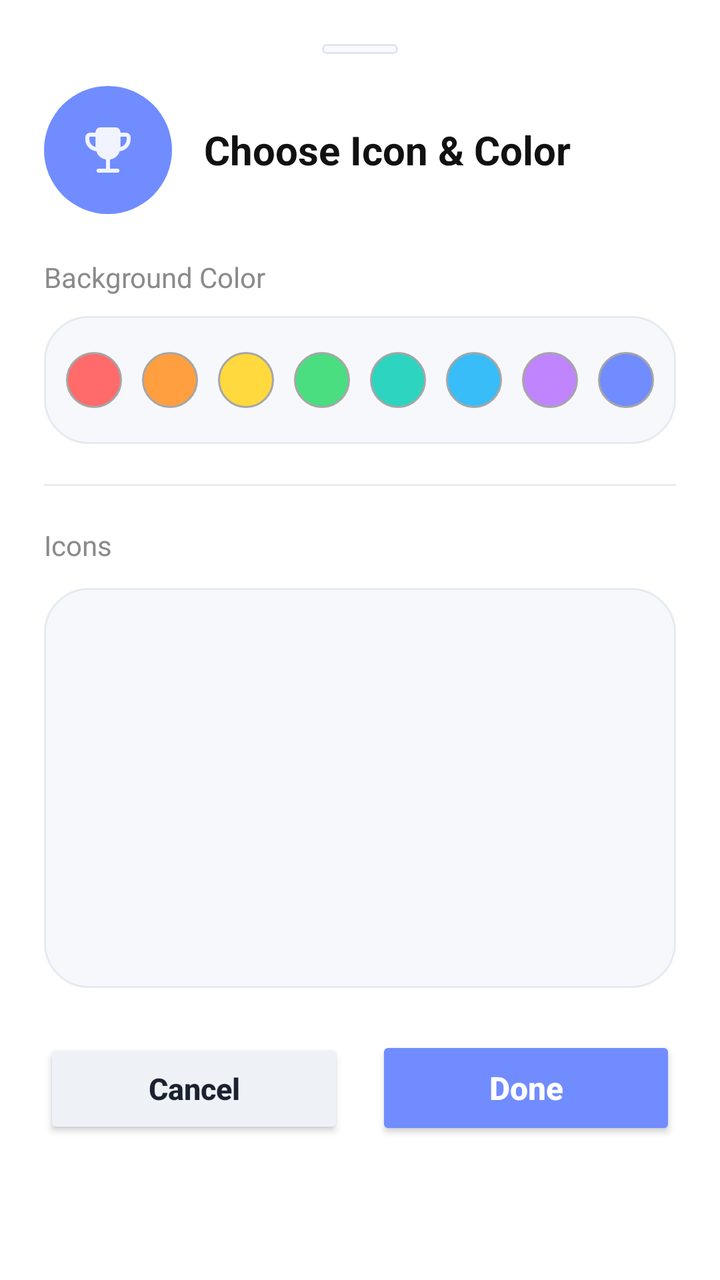
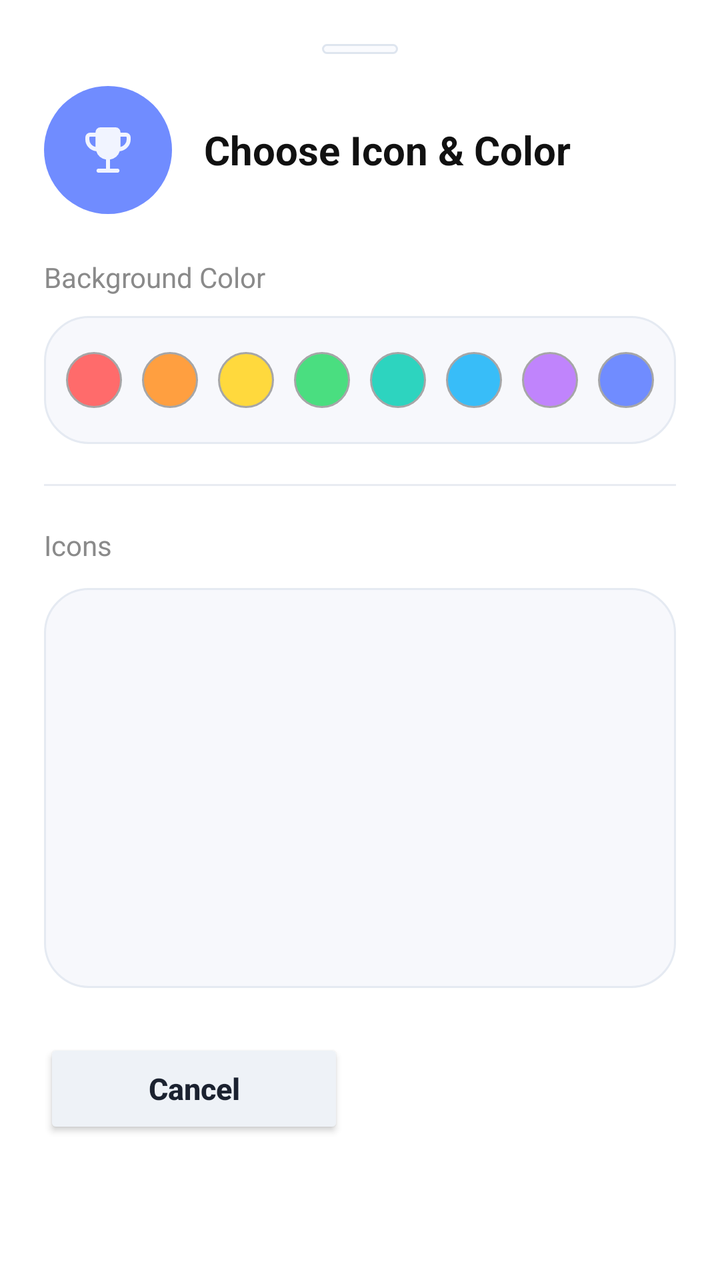

Compare the two renders of this Android layout. The source of the first and the diff that turns it into the second are given below.
<!-- AndroidManifest.xml: application theme Theme.GrowDaily -->
<!-- res/layout/dialog_icon_picker.xml -->
<?xml version="1.0" encoding="utf-8"?>
<LinearLayout xmlns:android="http://schemas.android.com/apk/res/android"
    xmlns:app="http://schemas.android.com/apk/res-auto"
    android:layout_width="match_parent"
    android:layout_height="wrap_content"
    android:background="@drawable/dialog_surface_card"
    android:orientation="vertical"
    android:paddingHorizontal="22dp"
    android:paddingTop="22dp"
    android:paddingBottom="18dp">

    <View
        android:id="@+id/viewAccent"
        android:layout_width="38dp"
        android:layout_height="5dp"
        android:layout_gravity="center_horizontal"
        android:layout_marginBottom="16dp"
        android:background="@drawable/completion_dialog_chip_bg" />

    <LinearLayout
        android:layout_width="match_parent"
        android:layout_height="wrap_content"
        android:gravity="center_vertical"
        android:layout_marginBottom="22dp"
        android:orientation="horizontal">

        <FrameLayout
            android:layout_width="64dp"
            android:layout_height="64dp"
            android:layout_marginEnd="16dp"
            android:elevation="2dp">

            <View
                android:id="@+id/previewBackground"
                android:layout_width="64dp"
                android:layout_height="64dp"
                android:background="@drawable/circle_background"
               />

            <ImageView
                android:id="@+id/imagePreview"
                android:layout_width="32dp"
                android:layout_height="32dp"
                android:layout_gravity="center"
                android:src="@drawable/ic_trophy"
                android:alpha="0.9"
                app:tint="@color/white"
                />
        </FrameLayout>

        <TextView
            android:layout_width="0dp"
            android:layout_height="wrap_content"
            android:layout_weight="1"
            android:text="Choose Icon &amp; Color"
            android:textColor="@color/dialog_text_primary"
            android:textSize="20sp"
            android:textStyle="bold"
            android:lineSpacingExtra="2dp" />
    </LinearLayout>

    <TextView
        android:layout_width="match_parent"
        android:layout_height="wrap_content"
        android:text="Background Color"
        android:textSize="14sp"
        android:textColor="@color/dialog_text_secondary"
        android:layout_marginBottom="10dp" />

    <LinearLayout
        android:layout_width="match_parent"
        android:layout_height="wrap_content"
        android:orientation="horizontal"
        android:baselineAligned="false"
        android:weightSum="8"
        android:layout_marginBottom="20dp"
        android:padding="6dp"
        android:background="@drawable/completion_dialog_section_bg">

        <FrameLayout
            android:id="@+id/frame1"
            android:layout_width="0dp"
            android:layout_height="48dp"
            android:layout_weight="1"
            android:layout_margin="2dp">

            <ImageView
                style="@style/CategoryColorCircle"
                android:backgroundTint="@color/category_red"
                android:contentDescription="@string/none" />
            <View style="@style/CategoryStrokeCircle" />
            <ImageView
                android:layout_width="wrap_content"
                android:layout_height="wrap_content"
                android:layout_gravity="center"
                android:src="@drawable/ic_check"
                android:visibility="gone"
                app:tint="@color/white" />
        </FrameLayout>

        <FrameLayout
            android:id="@+id/frame2"
            android:layout_width="0dp"
            android:layout_height="48dp"
            android:layout_weight="1"
            android:layout_margin="2dp">

            <ImageView
                style="@style/CategoryColorCircle"
                android:backgroundTint="@color/category_orange"
                android:contentDescription="@string/none" />
            <View style="@style/CategoryStrokeCircle" />
            <ImageView
                android:layout_width="wrap_content"
                android:layout_height="wrap_content"
                android:layout_gravity="center"
                android:src="@drawable/ic_check"
                 app:tint="@color/white"
                android:visibility="gone" />
        </FrameLayout>

        <FrameLayout
            android:id="@+id/frame3"
            android:layout_width="0dp"
            android:layout_height="48dp"
            android:layout_weight="1"
            android:layout_margin="2dp">

            <ImageView
                style="@style/CategoryColorCircle"
                android:backgroundTint="@color/category_yellow"
                android:contentDescription="@string/none" />

            <View style="@style/CategoryStrokeCircle" />
            <ImageView
                android:layout_width="wrap_content"
                android:layout_height="wrap_content"
                android:layout_gravity="center"
                android:src="@drawable/ic_check"
                 app:tint="@color/white"
                android:visibility="gone" />
        </FrameLayout>

        <FrameLayout
            android:id="@+id/frame4"
            android:layout_width="0dp"
            android:layout_height="48dp"
            android:layout_weight="1"
            android:layout_margin="2dp">

            <ImageView
                style="@style/CategoryColorCircle"
                android:backgroundTint="@color/category_green"
                android:contentDescription="@string/none" />
            <View style="@style/CategoryStrokeCircle" />
            <ImageView
                android:layout_width="wrap_content"
                android:layout_height="wrap_content"
                android:layout_gravity="center"
                android:src="@drawable/ic_check"
                 app:tint="@color/white"
                android:visibility="gone" />
        </FrameLayout>

        <FrameLayout
            android:id="@+id/frame5"
            android:layout_width="0dp"
            android:layout_height="48dp"
            android:layout_weight="1"
            android:layout_margin="2dp">

            <ImageView
                style="@style/CategoryColorCircle"
                android:backgroundTint="@color/category_teal"
                android:contentDescription="@string/none" />
            <View style="@style/CategoryStrokeCircle" />
            <ImageView
                android:layout_width="wrap_content"
                android:layout_height="wrap_content"
                android:layout_gravity="center"
                android:src="@drawable/ic_check"
                 app:tint="@color/white"
                android:visibility="gone" />
        </FrameLayout>

        <FrameLayout
            android:id="@+id/frame6"
            android:layout_width="0dp"
            android:layout_height="48dp"
            android:layout_weight="1"
            android:layout_margin="2dp">

            <ImageView
                style="@style/CategoryColorCircle"
                android:backgroundTint="@color/category_blue"
                android:contentDescription="@string/none" />
            <View style="@style/CategoryStrokeCircle" />
            <ImageView
                android:layout_width="wrap_content"
                android:layout_height="wrap_content"
                android:layout_gravity="center"
                android:src="@drawable/ic_check"
                 app:tint="@color/white"
                android:visibility="gone" />
        </FrameLayout>

        <FrameLayout
            android:id="@+id/frame7"
            android:layout_width="0dp"
            android:layout_height="48dp"
            android:layout_weight="1"
            android:layout_margin="2dp">

            <ImageView
                style="@style/CategoryColorCircle"
                android:backgroundTint="@color/category_purple"
                android:contentDescription="@string/none" />
            <View style="@style/CategoryStrokeCircle" />
            <ImageView
                android:layout_width="wrap_content"
                android:layout_height="wrap_content"
                android:layout_gravity="center"
                android:src="@drawable/ic_check"
                 app:tint="@color/white"
                android:visibility="gone" />
        </FrameLayout>

        <FrameLayout
            android:id="@+id/frame8"
            android:layout_width="0dp"
            android:layout_height="48dp"
            android:layout_weight="1"
            android:layout_margin="2dp">

            <ImageView
                style="@style/CategoryColorCircle"
                android:backgroundTint="@color/brand_blue"
                android:contentDescription="@string/none" />
            <View style="@style/CategoryStrokeCircle" />
            <ImageView
                android:layout_width="wrap_content"
                android:layout_height="wrap_content"
                android:layout_gravity="center"
                android:src="@drawable/ic_check"
                 app:tint="@color/white"
                android:visibility="gone" />
        </FrameLayout>
    </LinearLayout>

    <View
        android:layout_width="match_parent"
        android:layout_height="1dp"
        android:background="@color/task_card_stroke"
        android:layout_marginBottom="20dp" />

    <TextView
        android:layout_width="match_parent"
        android:layout_height="wrap_content"
        android:text="Icons"
        android:textSize="14sp"
        android:textColor="@color/dialog_text_secondary"
        android:layout_marginBottom="12dp" />

    <androidx.recyclerview.widget.RecyclerView
        android:id="@+id/symbolRecyclerView"
        android:layout_width="match_parent"
        android:layout_height="200dp"
        android:layout_marginBottom="24dp"
        android:background="@drawable/completion_dialog_section_bg"
        android:padding="8dp" />

    <LinearLayout
        android:layout_width="match_parent"
        android:layout_height="wrap_content"
        android:orientation="horizontal"
        android:gravity="end">

        <Button
            android:id="@+id/cancelBtn"
            android:layout_width="0dp"
            android:layout_height="50dp"
            android:layout_weight="1"
            android:layout_marginEnd="8dp"
            android:backgroundTint="@color/completion_dialog_button_secondary"
            android:text="Cancel"
            android:textAllCaps="false"
            android:textColor="@color/completion_dialog_button_secondary_text"
            android:textSize="15sp"
            android:textStyle="bold"
            />

        <Button
            android:id="@+id/doneBtn"
            android:layout_width="0dp"
            android:layout_height="52dp"
            android:layout_weight="1"
            android:layout_marginStart="8dp"
            android:backgroundTint="@color/brand_blue"
            android:text="Done"
            android:textAllCaps="false"
            android:textColor="@color/white"
            android:textSize="16sp"
            android:textStyle="bold"
            />
    </LinearLayout>

</LinearLayout>
<!-- resources referenced by this layout -->
<resources>
  <color name="brand_blue">#708CFF</color>
  <color name="category_blue">#38BDF8</color>
  <color name="category_green">#4ADE80</color>
  <color name="category_orange">#FF9F40</color>
  <color name="category_purple">#C084FC</color>
  <color name="category_red">#FF6B6B</color>
  <color name="category_teal">#2DD4BF</color>
  <color name="category_yellow">#FFD93D</color>
  <color name="completion_dialog_button_secondary">#EEF2F7</color>
  <color name="completion_dialog_button_secondary_text">#1B2230</color>
  <color name="dialog_text_primary">#111111</color>
  <color name="dialog_text_secondary">#8A8A8A</color>
  <color name="task_card_stroke">#E8EBF2</color>
  <color name="white">#FFFFFF</color>
  <!-- drawable circle_background (drawable) -->
  <?xml version="1.0" encoding="utf-8"?>
  <shape xmlns:android="http://schemas.android.com/apk/res/android"
      android:shape="oval">
      <solid android:color="@color/brand_blue"/>
  </shape>
  <!-- drawable completion_dialog_section_bg (drawable) -->
  <?xml version="1.0" encoding="utf-8"?>
  <shape xmlns:android="http://schemas.android.com/apk/res/android" android:shape="rectangle">
      <solid android:color="@color/completion_dialog_inner_surface" />
      <stroke
          android:width="1dp"
          android:color="@color/completion_dialog_stroke" />
      <corners android:radius="22dp" />
  </shape>
  <!-- drawable dialog_surface_card (drawable) -->
  <?xml version="1.0" encoding="utf-8"?>
  <shape xmlns:android="http://schemas.android.com/apk/res/android" android:shape="rectangle">
      <solid android:color="@color/dialog_surface"/>
      <corners android:radius="24dp"/>
  </shape>
  <string name="none">none</string>
  <style name="CategoryStrokeCircle">
          <item name="android:layout_width">28dp</item>
          <item name="android:layout_height">28dp</item>
          <item name="android:layout_gravity">center</item>
          <item name="android:background">@drawable/stroke_circular_dark</item>
      </style>
  <color name="completion_dialog_chip_surface">#FAFBFE</color>
  <color name="completion_dialog_chip_stroke">#DEE5EF</color>
  <color name="completion_dialog_inner_surface">#F7F8FC</color>
  <color name="completion_dialog_stroke">#E5EAF2</color>
  <color name="dialog_surface">#FFFFFF</color>
  <!-- drawable stroke_circular_dark (drawable) -->
  <?xml version="1.0" encoding="utf-8"?>
  <shape xmlns:android="http://schemas.android.com/apk/res/android"
  android:shape="oval"
      >
      <stroke android:color="@color/off_text_color" android:width="1dp"/>
  
  </shape>
  <color name="app_bar_surface">#F3F5F9</color>
  <color name="app_bar_content">#111111</color>
  <color name="off_text_color">#A6A6A7</color>
  <!-- unchanged entries left out for length: 5 -->
</resources>

<!-- the commit's change to res/layout/dialog_icon_picker.xml (unified diff, before → after) -->
@@ -1,9 +1,7 @@
 <?xml version="1.0" encoding="utf-8"?>
 <LinearLayout xmlns:android="http://schemas.android.com/apk/res/android"
     xmlns:app="http://schemas.android.com/apk/res-auto"
-    android:layout_width="match_parent"
-    android:layout_height="wrap_content"
-    android:background="@drawable/dialog_surface_card"
+    style="@style/GrowDailyDialogContainer"
     android:orientation="vertical"
     android:paddingHorizontal="22dp"
     android:paddingTop="22dp"
@@ -79,10 +77,7 @@
 
         <FrameLayout
             android:id="@+id/frame1"
-            android:layout_width="0dp"
-            android:layout_height="48dp"
-            android:layout_weight="1"
-            android:layout_margin="2dp">
+            style="@style/ColorCircleFrame">
 
             <ImageView
                 style="@style/CategoryColorCircle"
@@ -100,10 +95,7 @@
 
         <FrameLayout
             android:id="@+id/frame2"
-            android:layout_width="0dp"
-            android:layout_height="48dp"
-            android:layout_weight="1"
-            android:layout_margin="2dp">
+            style="@style/ColorCircleFrame">
 
             <ImageView
                 style="@style/CategoryColorCircle"
@@ -121,10 +113,7 @@
 
         <FrameLayout
             android:id="@+id/frame3"
-            android:layout_width="0dp"
-            android:layout_height="48dp"
-            android:layout_weight="1"
-            android:layout_margin="2dp">
+            style="@style/ColorCircleFrame">
 
             <ImageView
                 style="@style/CategoryColorCircle"
@@ -143,10 +132,7 @@
 
         <FrameLayout
             android:id="@+id/frame4"
-            android:layout_width="0dp"
-            android:layout_height="48dp"
-            android:layout_weight="1"
-            android:layout_margin="2dp">
+            style="@style/ColorCircleFrame">
 
             <ImageView
                 style="@style/CategoryColorCircle"
@@ -164,10 +150,7 @@
 
         <FrameLayout
             android:id="@+id/frame5"
-            android:layout_width="0dp"
-            android:layout_height="48dp"
-            android:layout_weight="1"
-            android:layout_margin="2dp">
+            style="@style/ColorCircleFrame">
 
             <ImageView
                 style="@style/CategoryColorCircle"
@@ -185,10 +168,7 @@
 
         <FrameLayout
             android:id="@+id/frame6"
-            android:layout_width="0dp"
-            android:layout_height="48dp"
-            android:layout_weight="1"
-            android:layout_margin="2dp">
+            style="@style/ColorCircleFrame">
 
             <ImageView
                 style="@style/CategoryColorCircle"
@@ -206,10 +186,7 @@
 
         <FrameLayout
             android:id="@+id/frame7"
-            android:layout_width="0dp"
-            android:layout_height="48dp"
-            android:layout_weight="1"
-            android:layout_margin="2dp">
+            style="@style/ColorCircleFrame">
 
             <ImageView
                 style="@style/CategoryColorCircle"
@@ -227,10 +204,7 @@
 
         <FrameLayout
             android:id="@+id/frame8"
-            android:layout_width="0dp"
-            android:layout_height="48dp"
-            android:layout_weight="1"
-            android:layout_margin="2dp">
+            style="@style/ColorCircleFrame">
 
             <ImageView
                 style="@style/CategoryColorCircle"
@@ -291,17 +265,12 @@
 
         <Button
             android:id="@+id/doneBtn"
+            style="@style/DialogPrimaryButton"
             android:layout_width="0dp"
-            android:layout_height="52dp"
             android:layout_weight="1"
             android:layout_marginStart="8dp"
             android:backgroundTint="@color/brand_blue"
-            android:text="Done"
-            android:textAllCaps="false"
-            android:textColor="@color/white"
-            android:textSize="16sp"
-            android:textStyle="bold"
-            />
+            android:text="Done" />
     </LinearLayout>
 
 </LinearLayout>
<!-- resource entries referenced after the edit -->
@@ -42,6 +42,25 @@
           <item name="android:layout_gravity">center</item>
           <item name="android:background">@drawable/stroke_circular_dark</item>
       </style>
+  <style name="ColorCircleFrame">
+          <item name="android:layout_width">0dp</item>
+          <item name="android:layout_height">48dp</item>
+          <item name="android:layout_weight">1</item>
+          <item name="android:layout_margin">2dp</item>
+      </style>
+  <style name="DialogPrimaryButton" parent="Widget.MaterialComponents.Button">
+          <item name="android:layout_width">match_parent</item>
+          <item name="android:layout_height">52dp</item>
+          <item name="android:textAllCaps">false</item>
+          <item name="android:textColor">@android:color/white</item>
+          <item name="android:textSize">16sp</item>
+          <item name="android:textStyle">bold</item>
+      </style>
+  <style name="GrowDailyDialogContainer">
+          <item name="android:layout_width">match_parent</item>
+          <item name="android:layout_height">wrap_content</item>
+          <item name="android:background">@drawable/dialog_surface_card</item>
+      </style>
   <color name="completion_dialog_chip_surface">#FAFBFE</color>
   <color name="completion_dialog_chip_stroke">#DEE5EF</color>
   <color name="completion_dialog_inner_surface">#F7F8FC</color>
